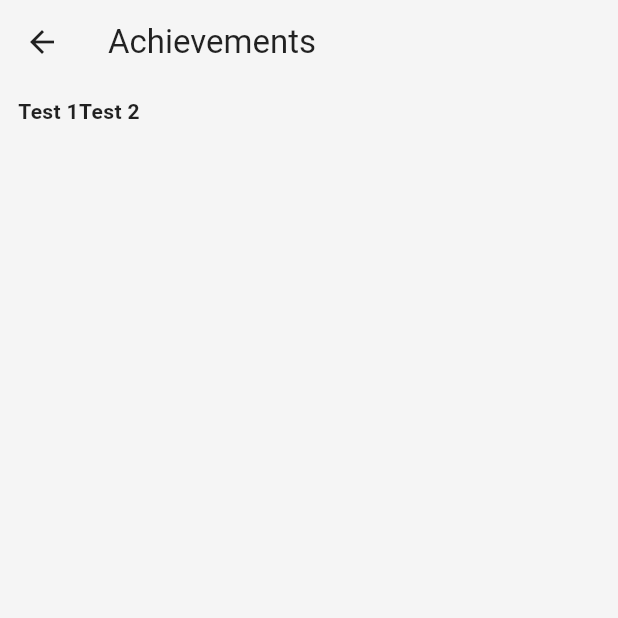
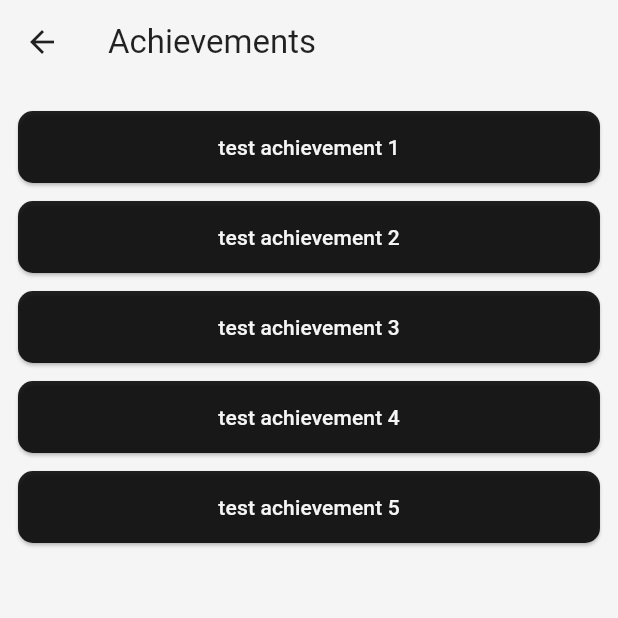
Before and after one commit to RandomSE/focusNexus, a Flutter app: the AchievementScreen screen opened by its route, on a phone screen of 412 x 824 dp, the top half of it. Run offline on Flutter 3.47's test engine with Material 3 defaults, Android fonts, the phone set to English and light mode, and no system bars; our stand-ins replace flutter_local_notifications, flutter_secure_storage, permission_handler, timezone; missing offline and left inert: dart:ffi; accounts and stored records are empty.

Commit message:
Commit 24.2 - Achievements screen

```diff
--- a/lib/screens/achievements_screen.dart
+++ b/lib/screens/achievements_screen.dart
@@ -22,6 +22,9 @@ class _AchievementScreenState extends BaseState<AchievementScreen> {
   late ButtonStyle _buttonStyle;
   bool _themeLoaded = false;
   final _storage = const FlutterSecureStorage();
+  final achievementService = AchievementService();
+  late List<Achievement> visibleAchievements;
+
 
   @override
   void initState() {
@@ -31,11 +34,13 @@ class _AchievementScreenState extends BaseState<AchievementScreen> {
 
   @override
   Widget build(BuildContext context) {
-    // TODO: implement build
     if (!_themeLoaded) {
-      // show placeholder while theme loads
       return const Center(child: CircularProgressIndicator());
     }
+
+    //debugPrint('Achievements: $visibleAchievements'); // TODO: Continue here. check why LateInitializationError is being thrown.
+
+
 
     return Theme(
       data: _themeData,
@@ -54,12 +59,28 @@ class _AchievementScreenState extends BaseState<AchievementScreen> {
         backgroundColor: _secondaryColor,
         body: Container(
           color: _secondaryColor,
-          padding: const EdgeInsets.symmetric(vertical: 8, horizontal: 12),
-          child: Row(
-            children: [
-              CommonUtils.buildText('Test 1', _textStyle),
-              CommonUtils.buildText('Test 2', _textStyle),
-            ],
+          padding: const EdgeInsets.all(12),
+          child: SingleChildScrollView(
+            child: Column(
+              crossAxisAlignment: CrossAxisAlignment.stretch,
+              children: visibleAchievements.map((achievement) {
+                return Padding(
+                  padding: const EdgeInsets.symmetric(vertical: 6),
+                  child: CommonUtils.buildElevatedButton(
+                    achievement.title,
+                    ElevatedButton.styleFrom( // TODO: Check if I can instead just make this neat.
+                      backgroundColor: _primaryColor,
+                      foregroundColor: _secondaryColor,
+                      padding: const EdgeInsets.symmetric(vertical: 14),
+                      shape: RoundedRectangleBorder(
+                        borderRadius: BorderRadius.circular(10),
+                      ),
+                    ),
+                        () => AchievementService.viewAchievement(int.parse(achievement.id)),
+                  ),
+                );
+              }).toList(),
+            ),
           ),
         ),
       ),
@@ -67,9 +88,22 @@ class _AchievementScreenState extends BaseState<AchievementScreen> {
   }
 
   Future<void> _loadAchievementScreen() async {
+    await achievementService.initialize();
     final themeBundle = await initializeScreenTheme();
     await setThemeDataScreen(themeBundle);
+
+    // Ensure achievements are initialized before accessing .all
+
+
+    setState(() {
+      visibleAchievements = achievementService.all
+          .where((a) => !a.isSecret)
+          .toList();
+    });
+
+    debugPrint('Loaded ${visibleAchievements.length} visible achievements.');
   }
+
 
   Future<void> setThemeDataScreen(ThemeBundle themeBundle) async {
     setState(() {
```
